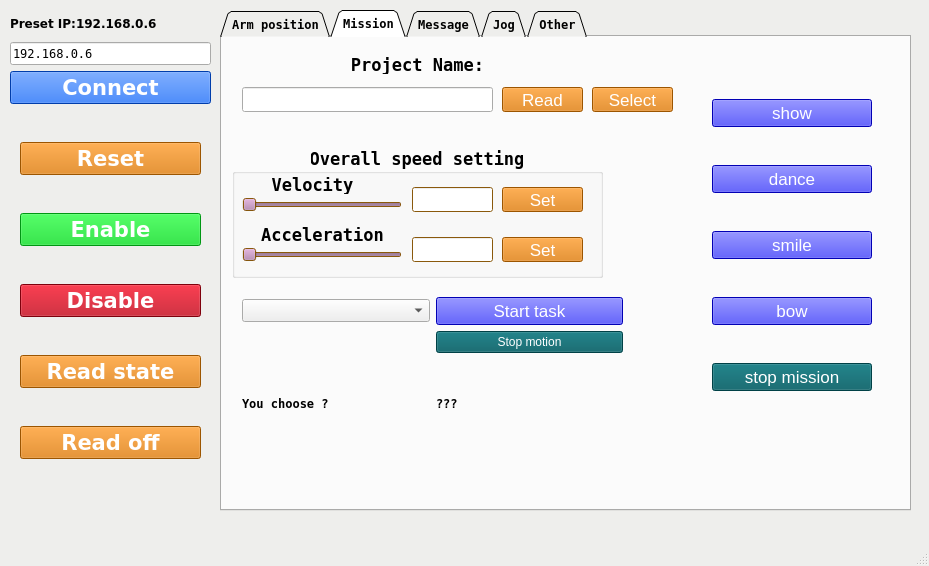
First picture: the form in scripts/main.ui, repository SamKaiYang/ros_modbus_nex, before the edit.
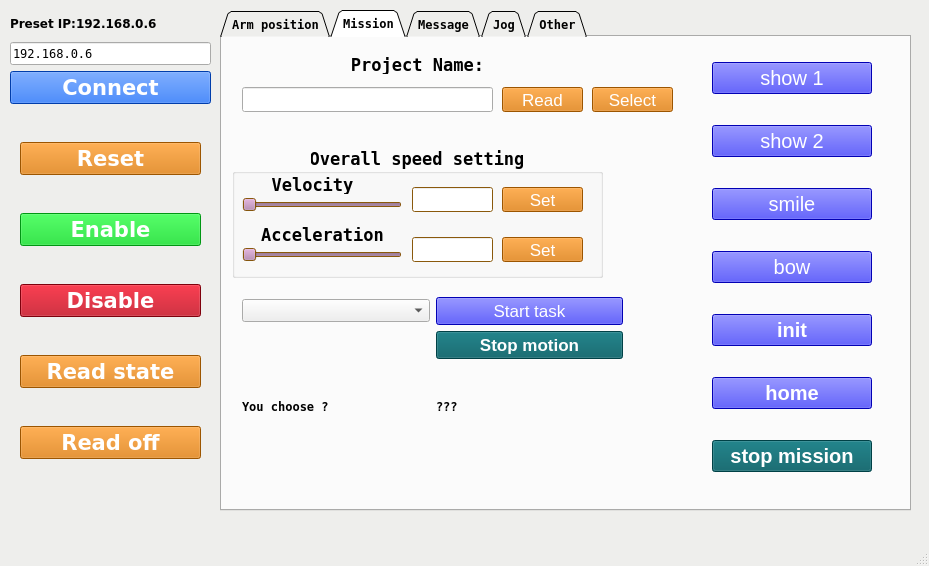
Second picture: the form after the edit. The open tabs and pages were chosen to show the change. Icons and pictures are not drawn.

Commit message: add show select function button

What changed in the file:
```diff
--- a/scripts/main.ui
+++ b/scripts/main.ui
@@ -1429,6 +1429,13 @@
        </item>
        <item row="1" column="1">
         <widget class="QPushButton" name="btn_stop_program">
+         <property name="font">
+          <font>
+           <pointsize>13</pointsize>
+           <weight>75</weight>
+           <bold>true</bold>
+          </font>
+         </property>
          <property name="styleSheet">
           <string notr="true">background-color:#005b62;color:white;border-color: black;</string>
          </property>
@@ -2502,9 +2509,9 @@
       <property name="geometry">
        <rect>
         <x>490</x>
-        <y>30</y>
+        <y>0</y>
         <width>160</width>
-        <height>361</height>
+        <height>461</height>
        </rect>
       </property>
       <layout class="QVBoxLayout" name="verticalLayout_5">
@@ -2512,14 +2519,14 @@
         <widget class="QPushButton" name="btn_show_program">
          <property name="font">
           <font>
-           <pointsize>13</pointsize>
+           <pointsize>15</pointsize>
           </font>
          </property>
          <property name="styleSheet">
           <string notr="true">background-color:#0300fc;color:white;border-color: black;</string>
          </property>
          <property name="text">
-          <string>show</string>
+          <string>show 1</string>
          </property>
         </widget>
        </item>
@@ -2527,14 +2534,14 @@
         <widget class="QPushButton" name="btn_dance_program">
          <property name="font">
           <font>
-           <pointsize>13</pointsize>
+           <pointsize>15</pointsize>
           </font>
          </property>
          <property name="styleSheet">
           <string notr="true">background-color:#0300fc;color:white;border-color: black;</string>
          </property>
          <property name="text">
-          <string>dance</string>
+          <string>show 2</string>
          </property>
         </widget>
        </item>
@@ -2542,7 +2549,7 @@
         <widget class="QPushButton" name="btn_smile_program">
          <property name="font">
           <font>
-           <pointsize>13</pointsize>
+           <pointsize>15</pointsize>
           </font>
          </property>
          <property name="styleSheet">
@@ -2557,7 +2564,7 @@
         <widget class="QPushButton" name="btn_bow_program">
          <property name="font">
           <font>
-           <pointsize>13</pointsize>
+           <pointsize>15</pointsize>
           </font>
          </property>
          <property name="styleSheet">
@@ -2568,11 +2575,47 @@
          </property>
         </widget>
        </item>
+       <item>
+        <widget class="QPushButton" name="btn_init_program">
+         <property name="font">
+          <font>
+           <pointsize>15</pointsize>
+           <weight>75</weight>
+           <bold>true</bold>
+          </font>
+         </property>
+         <property name="styleSheet">
+          <string notr="true">background-color:#0300fc;color:white;border-color: black;</string>
+         </property>
+         <property name="text">
+          <string>init</string>
+         </property>
+        </widget>
+       </item>
+       <item>
+        <widget class="QPushButton" name="btn_home_program">
+         <property name="font">
+          <font>
+           <pointsize>15</pointsize>
+           <weight>75</weight>
+           <bold>true</bold>
+          </font>
+         </property>
+         <property name="styleSheet">
+          <string notr="true">background-color:#0300fc;color:white;border-color: black;</string>
+         </property>
+         <property name="text">
+          <string>home</string>
+         </property>
+        </widget>
+       </item>
        <item>
         <widget class="QPushButton" name="btn_stopshow_program">
          <property name="font">
           <font>
-           <pointsize>13</pointsize>
+           <pointsize>15</pointsize>
+           <weight>75</weight>
+           <bold>true</bold>
           </font>
          </property>
          <property name="styleSheet">
```
Left out of the diff: 2 changed lines with no effect on the pictures. The commit also changes 4 other files.
